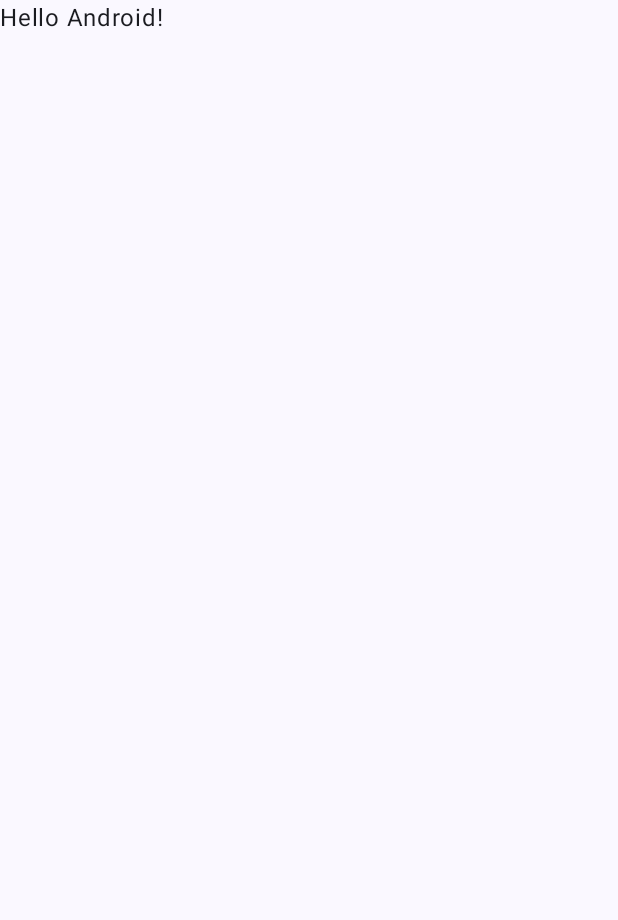
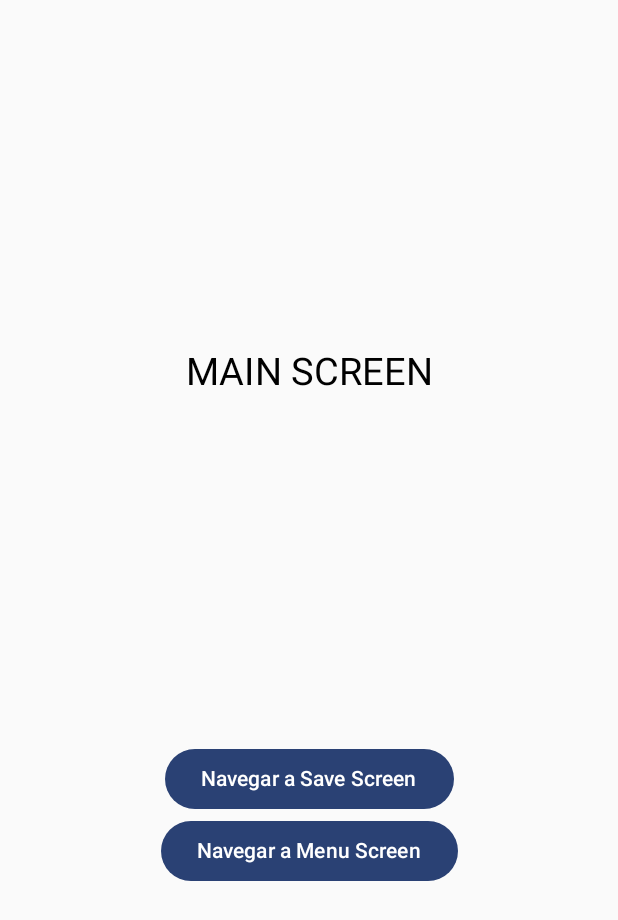
Before and after one commit to 0spol/ColorPlayground, an Android app built with Jetpack Compose: the screen it shows after launch (MainActivity), on a phone screen of 412 x 824 dp. Before the commit the part shown is almost empty. Shown: the top 920 px of the screen. Run offline under Robolectric (Android 15) with nearby library versions, the phone set to English and light mode, and no system bars.

Commit message:
ADD(Navigation): Core navigation added with compose previews

```diff
--- a/app/src/main/java/com/colorplayground/application/MainActivity.kt
+++ b/app/src/main/java/com/colorplayground/application/MainActivity.kt
@@ -11,7 +11,8 @@ import androidx.compose.material3.Text
 import androidx.compose.runtime.Composable
 import androidx.compose.ui.Modifier
 import androidx.compose.ui.tooling.preview.Preview
-import com.colorplayground.application.ui.theme.ColorPlaygroundTheme
+import com.colorplayground.application.core.navigation.NavWrapper
+import com.colorplayground.application.core.ui.theme.ColorPlaygroundTheme
 
 class MainActivity : ComponentActivity() {
     override fun onCreate(savedInstanceState: Bundle?) {
@@ -19,29 +20,8 @@ class MainActivity : ComponentActivity() {
         enableEdgeToEdge()
         setContent {
             ColorPlaygroundTheme {
-                Scaffold(modifier = Modifier.fillMaxSize()) { innerPadding ->
-                    Greeting(
-                        name = "Android",
-                        modifier = Modifier.padding(innerPadding)
-                    )
-                }
+                NavWrapper()
             }
         }
     }
 }
-
-@Composable
-fun Greeting(name: String, modifier: Modifier = Modifier) {
-    Text(
-        text = "Hello $name!",
-        modifier = modifier
-    )
-}
-
-@Preview(showBackground = true)
-@Composable
-fun GreetingPreview() {
-    ColorPlaygroundTheme {
-        Greeting("Android")
-    }
-}
--- a/app/src/main/java/com/colorplayground/application/controllers/navigation/NavigationRoutes.kt
+++ /dev/null
@@ -1,6 +0,0 @@
-package com.colorplayground.application.controllers.navigation
-
-
-object NavigationRoutes {
-    const val Menu = "menu"
-}
--- /dev/null
+++ b/app/src/main/java/com/colorplayground/application/core/navigation/NavRoutes.kt
@@ -0,0 +1,19 @@
+package com.colorplayground.application.core.navigation
+
+import kotlinx.serialization.Serializable
+
+
+@Serializable
+object MainS
+
+@Serializable
+object SaveS
+
+@Serializable
+object MenuS
+
+@Serializable
+object ImagePreviewS
+
+@Serializable
+object LoginPreviewS
--- /dev/null
+++ b/app/src/main/java/com/colorplayground/application/core/navigation/NavWrapper.kt
@@ -0,0 +1,44 @@
+package com.colorplayground.application.core.navigation
+
+import androidx.compose.runtime.Composable
+import androidx.navigation.compose.NavHost
+import androidx.navigation.compose.composable
+import androidx.navigation.compose.rememberNavController
+import com.colorplayground.application.core.ui.screens.LoginPreviewS
+import com.colorplayground.application.core.ui.screens.ImagePreviewS
+import com.colorplayground.application.core.ui.screens.MainS
+import com.colorplayground.application.core.ui.screens.MenuS
+import com.colorplayground.application.core.ui.screens.SaveS
+
+@Composable
+fun NavWrapper() {
+    val navController = rememberNavController()
+    NavHost(navController = navController, startDestination = MainS) {
+        composable<MainS> {
+            MainS(
+                navigateToSaveS = { navController.navigate(SaveS) },
+                navigateToMenuS = { navController.navigate(MenuS) })
+        }
+        composable<SaveS> {
+            SaveS { navController.navigate(MainS) }
+        }
+        composable<MenuS> {
+            MenuS(
+                navigateToMainS = { navController.navigate(MainS) },
+                navigateToLoginPreviewS = { navController.navigate(LoginPreviewS) },
+                navigateToImagePreview = { navController.navigate(ImagePreviewS) },
+            )
+        }
+        composable<LoginPreviewS> {
+            LoginPreviewS(
+                navigateBack = { navController.popBackStack() },
+            )
+        }
+        composable<ImagePreviewS> {
+            ImagePreviewS(
+                navigateBack = { navController.popBackStack() },
+            )
+        }
+
+    }
+}
--- /dev/null
+++ b/app/src/main/java/com/colorplayground/application/core/ui/screens/MainS.kt
@@ -0,0 +1,27 @@
+package com.colorplayground.application.core.ui.screens
+
+import androidx.compose.foundation.layout.Column
+import androidx.compose.foundation.layout.Spacer
+import androidx.compose.foundation.layout.fillMaxSize
+import androidx.compose.material3.Button
+import androidx.compose.material3.Text
+import androidx.compose.runtime.Composable
+import androidx.compose.ui.Alignment
+import androidx.compose.ui.Modifier
+import androidx.compose.ui.unit.sp
+
+@Composable
+fun MainS(navigateToSaveS: () -> Unit, navigateToMenuS: () -> Unit) {
+    Column(modifier = Modifier.fillMaxSize(), horizontalAlignment = Alignment.CenterHorizontally) {
+        Spacer(modifier = Modifier.weight(1f))
+        Text(text = "MAIN SCREEN", fontSize = 25.sp)
+        Spacer(modifier = Modifier.weight(1f))
+        Button(onClick = { navigateToSaveS() }) {
+            Text(text = "Navegar a Save Screen")
+        }
+        Button(onClick = { navigateToMenuS() }) {
+            Text(text = "Navegar a Menu Screen")
+        }
+        Spacer(modifier = Modifier.weight(1f))
+    }
+}
--- a/app/src/main/java/com/colorplayground/application/ui/theme/Color.kt
+++ b/app/src/main/java/com/colorplayground/application/core/ui/theme/Color.kt
@@ -1,4 +1,4 @@
-package com.colorplayground.application.ui.theme
+package com.colorplayground.application.core.ui.theme
 
 import androidx.compose.ui.graphics.Color
 
--- a/app/src/main/java/com/colorplayground/application/ui/theme/Theme.kt
+++ b/app/src/main/java/com/colorplayground/application/core/ui/theme/Theme.kt
@@ -1,4 +1,4 @@
-package com.colorplayground.application.ui.theme
+package com.colorplayground.application.core.ui.theme
 
 import android.app.Activity
 import android.os.Build
--- a/app/src/main/java/com/colorplayground/application/ui/theme/Type.kt
+++ b/app/src/main/java/com/colorplayground/application/core/ui/theme/Type.kt
@@ -1,4 +1,4 @@
-package com.colorplayground.application.ui.theme
+package com.colorplayground.application.core.ui.theme
 
 import androidx.compose.material3.Typography
 import androidx.compose.ui.text.TextStyle
```
Also changed, not shown: app/src/main/java/com/colorplayground/application/controllers/navigation/NavigationController.kt (deleted, +0 -21 lines), app/src/main/java/com/colorplayground/application/core/ui/screens/ImagePreviewS.kt (added, +26 -0 lines), app/src/main/java/com/colorplayground/application/core/ui/screens/LoginPreviewS.kt (added, +25 -0 lines), app/src/main/java/com/colorplayground/application/core/ui/screens/MenuS.kt (added, +30 -0 lines), app/src/main/java/com/colorplayground/application/core/ui/screens/SaveS.kt (added, +24 -0 lines).
